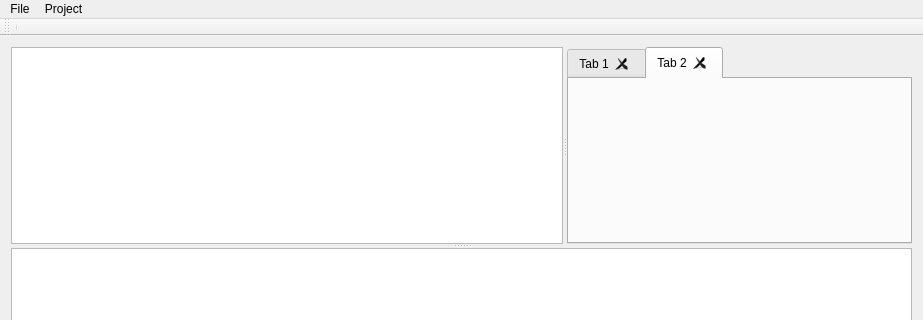
Before: the Qt Designer form GUI/mainwindow.ui in MarianVomir/IDE, drawn with Qt 5; both pictures show x 0 to 923 and y 0 to 320 of the 923 by 478 pixel window.
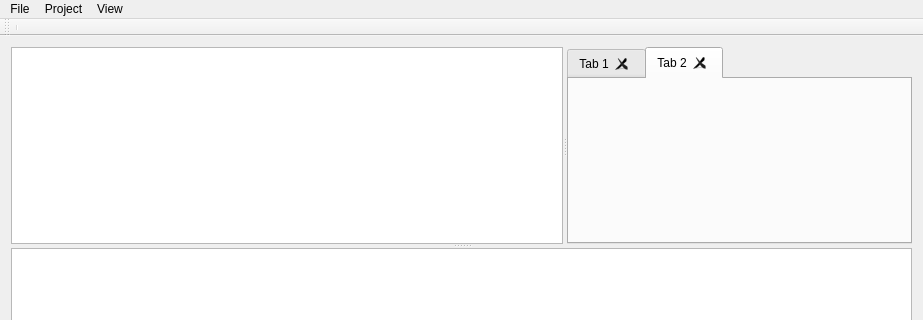
After: the same form once the commit is applied.

Diff of the .ui file:
```diff
--- a/GUI/mainwindow.ui
+++ b/GUI/mainwindow.ui
@@ -169,8 +169,16 @@
     <addaction name="separator"/>
     <addaction name="actionRefreshProjectExplorer"/>
    </widget>
+   <widget class="QMenu" name="menuView">
+    <property name="title">
+     <string>View</string>
+    </property>
+    <addaction name="actionProject_Explorer"/>
+    <addaction name="actionOutputWindow"/>
+   </widget>
    <addaction name="menuFile"/>
    <addaction name="menuProject"/>
+   <addaction name="menuView"/>
   </widget>
   <widget class="QToolBar" name="mainToolBar">
    <attribute name="toolBarArea">
```
Left out of the diff: 57 changed lines with no effect on the pictures.
